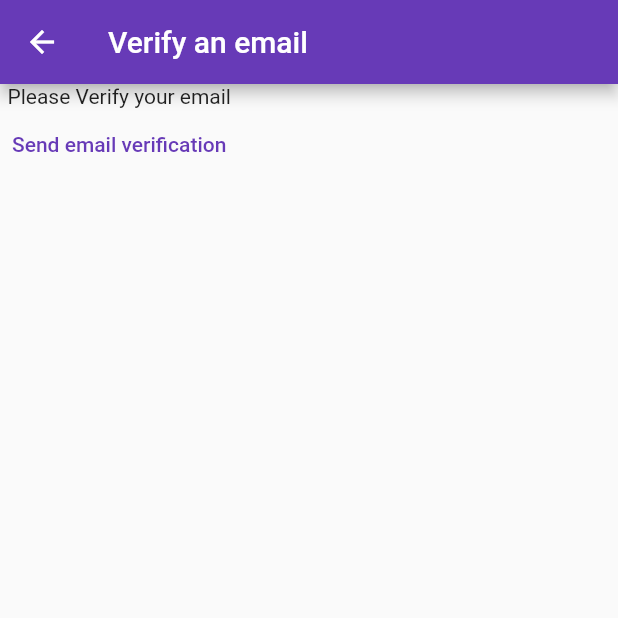
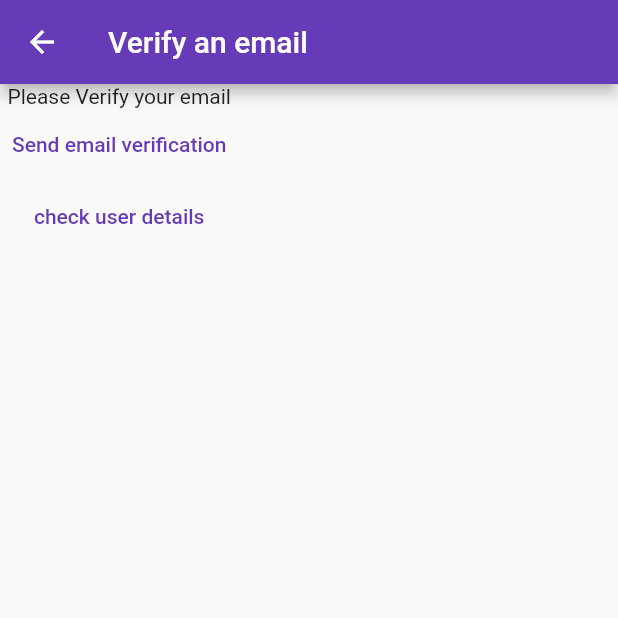
Before and after one commit to azzayatss/flutter, a Flutter app: the VerifyEmailView screen opened directly, after a tap on "Send email verification", on a phone screen of 412 x 824 dp, the top half of it. Run offline on Flutter 3.47's test engine with Material 2 defaults, Android fonts, the phone set to English and light mode, and no system bars; our stand-ins replace firebase_auth, firebase_core; accounts and stored records are empty; network calls fail.

```diff
--- a/lib/main.dart
+++ b/lib/main.dart
@@ -7,7 +7,6 @@ import 'package:lerningdart/views/my_notes_view.dart';
 // ?? чого тоді для іос нічого додаткового не підключаємо?
 import 'package:lerningdart/views/sign_up_view.dart';
 import 'package:lerningdart/views/sign_in_view.dart';
-import 'package:lerningdart/views/snack_bar.dart';
 import 'package:lerningdart/views/verify_email_view.dart';
 import 'firebase_options.dart';
 // import 'dart:developer' as devtools show log;
@@ -40,8 +39,7 @@ class App extends StatelessWidget {
         theme: ThemeData(
           primarySwatch: Colors.deepPurple,
         ),
-        // home: const HomePage (),
-        home: const SnackBarTest(),
+        home: const HomePage (),
         routes: {
           '/sign-in/':(context) => const SignInView(),
           '/sign-up/':(context) => const SignUpView(),
--- a/lib/views/my_notes_view.dart
+++ b/lib/views/my_notes_view.dart
@@ -2,6 +2,7 @@
 
 import 'package:firebase_auth/firebase_auth.dart';
 import 'package:flutter/material.dart';
+import 'dart:developer' as devtools;
 
 import '../main.dart';
 
@@ -44,7 +45,16 @@ class _NotesViewState extends State<NotesView> {
             },
             )
         ],),
-      body: const Text('Hello World!'),
+      body: Column(
+        children: [
+          const Text('Hello world 👋'),
+          TextButton(onPressed: () {
+            final user = FirebaseAuth.instance.currentUser;
+            devtools.log(user.toString());
+          }, child: const Text('data'))
+        ],
+        )
+
       );
   }
 }
--- a/lib/views/sign_up_view.dart
+++ b/lib/views/sign_up_view.dart
@@ -1,6 +1,6 @@
 import 'package:flutter/material.dart';
 import 'package:firebase_auth/firebase_auth.dart';
-import 'dart:developer' as devtools show log;
+import 'dart:developer' as devtools;
 
 // import 'package:flutter/src/widgets/container.dart';
 // import 'package:flutter/src/widgets/framework.dart';
@@ -65,7 +65,8 @@ late final TextEditingController _passwordContoller;
                     try {
                       await FirebaseAuth.instance.createUserWithEmailAndPassword(
                       email: email,
-                      password: password);
+                      password: password,
+                      );
                     } on FirebaseAuthException catch (e) {
                       if (e.code == 'weak-password') {
                         devtools.log('Your password is too weak');
@@ -74,7 +75,7 @@ late final TextEditingController _passwordContoller;
                       } else if (e.code == 'invalid-email'){
                         devtools.log('Please type a correct email');
                       }
-
+                    devtools.log('user successfully registered');
                     }
 
               },
--- a/lib/views/verify_email_view.dart
+++ b/lib/views/verify_email_view.dart
@@ -2,6 +2,7 @@
 
 import 'package:firebase_auth/firebase_auth.dart';
 import 'package:flutter/material.dart';
+import 'dart:developer' as devtools;
 
 class VerifyEmailView extends StatefulWidget {
   const VerifyEmailView({super.key});
@@ -21,10 +22,16 @@ class _VerifyEmailViewState extends State<VerifyEmailView> {
             onPressed: () async {
               final user = FirebaseAuth.instance.currentUser;
               await user?.sendEmailVerification();
+              devtools.log('mail was sent');
+              devtools.log(user.toString());
               // ?? треба пояснення по фючербілдер чи фючер + евейт + асинк,
               // ?? що б було якби я не прописав евейт?
             },
-            child: const Text('Send email verification'))
+            child: const Text('Send email verification')),
+          TextButton(onPressed: () {
+            final user = FirebaseAuth.instance.currentUser;
+            devtools.log(user.toString());
+          }, child: const Text('check user details'))
         ]),
     );
   }
```
